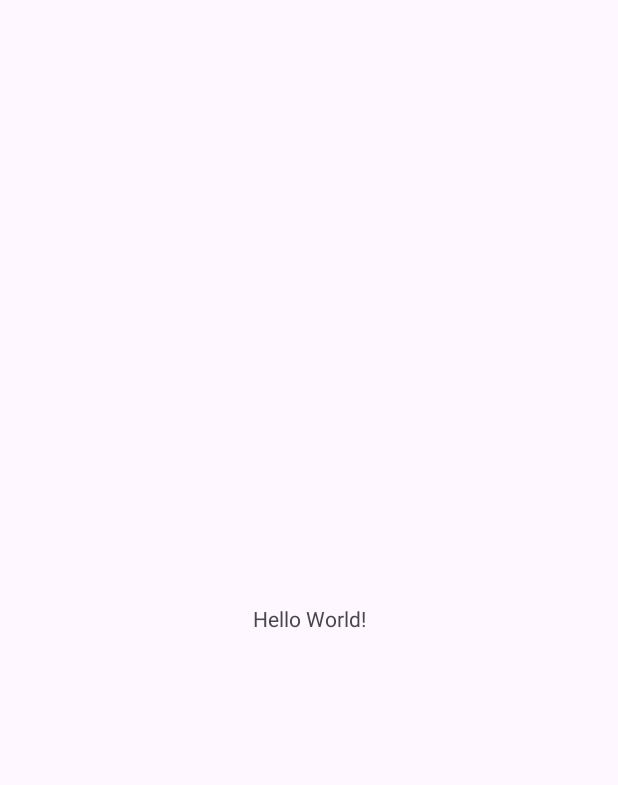
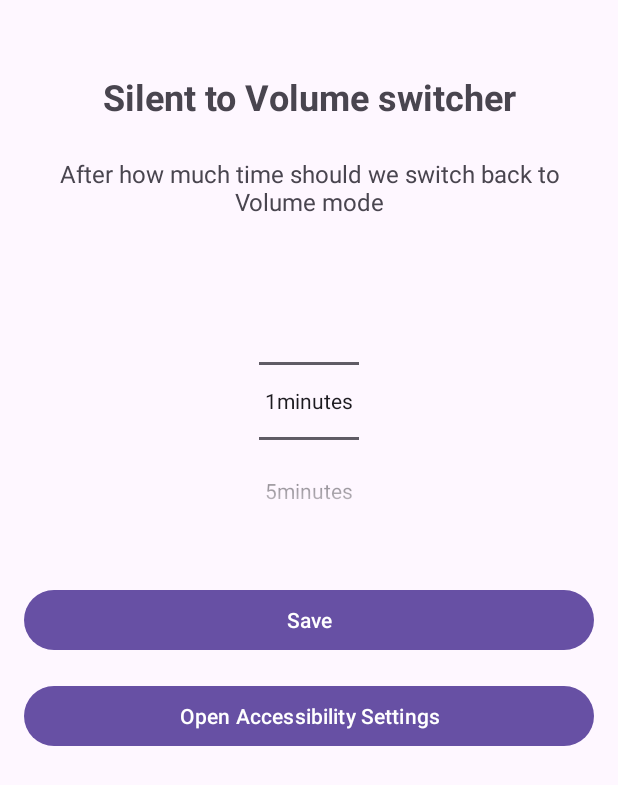
Before and after one commit to HanuBabbar/SilentToVolume-Switcher-App, an Android app: the screen it shows after launch (MainActivity), on a phone screen of 412 x 824 dp. Before the commit the part shown is almost empty. Shown: the top 785 px of the screen. Run offline under Robolectric (Android 15) with nearby library versions, the light colour scheme and no system bars.

Commit message:
added UI for users to choose how much time after switching

```diff
--- a/app/src/main/java/com/example/silenttovolumeswitcher/MainActivity.java
+++ b/app/src/main/java/com/example/silenttovolumeswitcher/MainActivity.java
@@ -5,17 +5,87 @@ import androidx.appcompat.app.AppCompatActivity;
 import android.os.Bundle;
 import android.content.Intent;
 import android.provider.Settings;
+import android.widget.Button;
+import android.widget.NumberPicker;
+import android.widget.Toast;
+
 import androidx.appcompat.app.AppCompatActivity;
 
 public class MainActivity extends AppCompatActivity {
+
+    private NumberPicker timePicker;
+    private SettingsManager settingsManager;
+
+    //Timer values in minutes
+    private static final int[] TIME_VALUES = {1, 5, 10, 15, 30, 60, 120,180, 240,300, 360,420,480};
 
     @Override
     protected void onCreate(Bundle savedInstanceState) {
         super.onCreate(savedInstanceState);
         setContentView(R.layout.activity_main);
 
-        // Launch Accessibility Settings so you can enable the service
-        Intent intent = new Intent(Settings.ACTION_ACCESSIBILITY_SETTINGS);
-        startActivity(intent);
+        Toast.makeText(this, "GIVE PERMISSION IN ACCESSIBILITY SETTINGS FIRST!", Toast.LENGTH_LONG).show();
+
+        settingsManager = new SettingsManager(this);
+
+        timePicker = findViewById(R.id.timePicker);
+        Button saveButton = findViewById(R.id.saveButton);
+        Button accessibilityButton = findViewById(R.id.accessibilitySettingsButton);
+
+        setTimePicker();
+
+        //Giving the set time to SettingsManager which will then Pass it to RingerAccesibilityService
+        saveButton.setOnClickListener(v -> {
+            int index = timePicker.getValue();
+            long time = (long) TIME_VALUES[index] * 60 *1000;
+            settingsManager.setTimeDelay(time);
+            Toast.makeText(this, "Settings saved!", Toast.LENGTH_SHORT).show();
+        });
+
+        //Open Accessbility Settings to take permissions
+        accessibilityButton.setOnClickListener(v -> {
+            Intent intent = new Intent(Settings.ACTION_ACCESSIBILITY_SETTINGS);
+            startActivity(intent);
+        });
+
+
+
+
+
     }
+
+
+    // Taking user Input from the settingsManager, then mapping it to the desired time in the array, and returning the index of chosen time
+    private void setTimePicker(){
+        String[] values =  new String[TIME_VALUES.length];
+        for(int i = 0; i < values.length; i++){
+            int value = TIME_VALUES[i];
+            if(TIME_VALUES[i] < 60){
+                values[i] = value+"minutes";
+            }else{
+                value = value/60;
+                values[i] = value+"hours";
+
+            }
+        }
+
+        timePicker.setMinValue(0);  //min value
+        timePicker.setMaxValue(TIME_VALUES.length-1); //8hours can be adjusted
+        timePicker.setDisplayedValues(values);
+        timePicker.setWrapSelectorWheel(false);
+
+        long savedTime = settingsManager.getTimeDelay();
+        int index = 0;
+        for(int i = 0; i < TIME_VALUES.length; i++){
+            if(savedTime == (long)TIME_VALUES[i]*60*1000){
+                index = i;
+                break;
+            }
+        }
+        timePicker.setValue(index);
+
+
+
     }
+
+    }
--- a/app/src/main/java/com/example/silenttovolumeswitcher/RingerAccessibilityService.java
+++ b/app/src/main/java/com/example/silenttovolumeswitcher/RingerAccessibilityService.java
@@ -11,6 +11,13 @@ public class RingerAccessibilityService extends AccessibilityService {
 
     private Handler handler = new Handler();
     private boolean alreadyScheduled = false;
+    private SettingsManager settingsManager;
+
+    @Override
+    public void onCreate(){
+        super.onCreate();
+        settingsManager = new SettingsManager(this);
+    }
 
     @Override
     public void onAccessibilityEvent(AccessibilityEvent event) {
@@ -25,6 +32,7 @@ public class RingerAccessibilityService extends AccessibilityService {
 
         if (mode == AudioManager.RINGER_MODE_SILENT || mode == AudioManager.RINGER_MODE_VIBRATE) {
             alreadyScheduled = true;
+            long delay = settingsManager.getTimeDelay();
 
             handler.postDelayed(() -> {
                 int currentMode = audioManager.getRingerMode();
@@ -32,7 +40,7 @@ public class RingerAccessibilityService extends AccessibilityService {
                     audioManager.setRingerMode(AudioManager.RINGER_MODE_NORMAL);
                 }
                 alreadyScheduled = false;
-            }, 10 * 1000); // 30 minutes
+            },   delay); // 6 hours
         }
     }
 
--- /dev/null
+++ b/app/src/main/java/com/example/silenttovolumeswitcher/SettingsManager.java
@@ -0,0 +1,28 @@
+package com.example.silenttovolumeswitcher;
+
+import android.content.SharedPreferences;
+import android.content.Context;
+
+public class SettingsManager {
+
+    private static final String PREFS_NAME = "SilentSwitcherPrefs";
+    private static final String KEY_TIME_DELAY = "timeDelay";
+    public static final long default_delay  = 10 * 1000;
+
+    public final SharedPreferences sharedPreferences;
+
+    public SettingsManager(Context context){
+        sharedPreferences = context.getSharedPreferences(PREFS_NAME, Context.MODE_PRIVATE);
+    }
+
+    public void setTimeDelay(long timeInMillis) {
+        SharedPreferences.Editor editor = sharedPreferences.edit();
+        editor.putLong(KEY_TIME_DELAY, timeInMillis);
+        editor.apply();
+    }
+
+    public long getTimeDelay() {
+        return sharedPreferences.getLong(KEY_TIME_DELAY, default_delay);
+    }
+
+}
--- a/app/src/main/res/layout/activity_main.xml
+++ b/app/src/main/res/layout/activity_main.xml
@@ -4,15 +4,72 @@
     xmlns:tools="http://schemas.android.com/tools"
     android:layout_width="match_parent"
     android:layout_height="match_parent"
+    android:padding="16dp"
     tools:context=".MainActivity">
 
     <TextView
+        android:id="@+id/titleTextView"
+        android:layout_width="0dp"
+        android:layout_height="wrap_content"
+        android:text="@string/app_name"
+        android:textSize="24sp"
+        android:textStyle="bold"
+        android:gravity="center"
+        app:layout_constraintTop_toTopOf="parent"
+        app:layout_constraintStart_toStartOf="parent"
+        app:layout_constraintEnd_toEndOf="parent"
+        android:layout_marginTop="32dp"/>
+
+    <TextView
+        android:id="@+id/instructionTextView"
+        android:layout_width="0dp"
+        android:layout_height="wrap_content"
+        android:layout_marginTop="24dp"
+        android:gravity="center"
+        android:text="@string/instruction_text"
+        android:textSize="16sp"
+        app:layout_constraintEnd_toEndOf="parent"
+        app:layout_constraintStart_toStartOf="parent"
+        app:layout_constraintTop_toBottomOf="@id/titleTextView" />
+
+    <NumberPicker
+        android:id="@+id/timePicker"
         android:layout_width="wrap_content"
         android:layout_height="wrap_content"
-        android:text="Hello World!"
-        app:layout_constraintBottom_toBottomOf="parent"
+        android:layout_marginTop="32dp"
         app:layout_constraintEnd_toEndOf="parent"
         app:layout_constraintStart_toStartOf="parent"
-        app:layout_constraintTop_toTopOf="parent" />
+        app:layout_constraintTop_toBottomOf="@id/instructionTextView" />
+
+    <TextView
+        android:id="@+id/timeUnitTextView"
+        android:layout_width="wrap_content"
+        android:layout_height="wrap_content"
+        android:text="@string/time_unit"
+        android:textSize="18sp"
+        app:layout_constraintStart_toEndOf="@id/timePicker"
+        app:layout_constraintTop_toTopOf="@id/timePicker"
+        app:layout_constraintBottom_toBottomOf="@id/timePicker"
+        android:layout_marginStart="8dp"/>
+
+    <Button
+        android:id="@+id/saveButton"
+        android:layout_width="0dp"
+        android:layout_height="wrap_content"
+        android:layout_marginTop="32dp"
+        android:text="@string/save_button_text"
+        app:layout_constraintEnd_toEndOf="parent"
+        app:layout_constraintStart_toStartOf="parent"
+        app:layout_constraintTop_toBottomOf="@id/timePicker" />
+
+    <Button
+        android:id="@+id/accessibilitySettingsButton"
+        android:layout_width="0dp"
+        android:layout_height="wrap_content"
+        android:layout_marginTop="16dp"
+        android:text="@string/accessibility_settings_button_text"
+        app:layout_constraintEnd_toEndOf="parent"
+        app:layout_constraintStart_toStartOf="parent"
+        app:layout_constraintTop_toBottomOf="@id/saveButton" />
 
 </androidx.constraintlayout.widget.ConstraintLayout>
--- a/app/src/main/res/values/strings.xml
+++ b/app/src/main/res/values/strings.xml
@@ -1,5 +1,9 @@
 <resources>
     <string name="app_name">Silent to Volume switcher</string>
     <string name="accessibility_service_description">Monitors silent/vibrate mode and restores ringer after delay</string>
+    <string name="instruction_text">After how much time should we switch back to Volume mode</string>
+    <string name="time_unit"></string>
+    <string name="save_button_text">Save</string>
+    <string name="accessibility_settings_button_text">Open Accessibility Settings</string>
 
 </resources>
```
